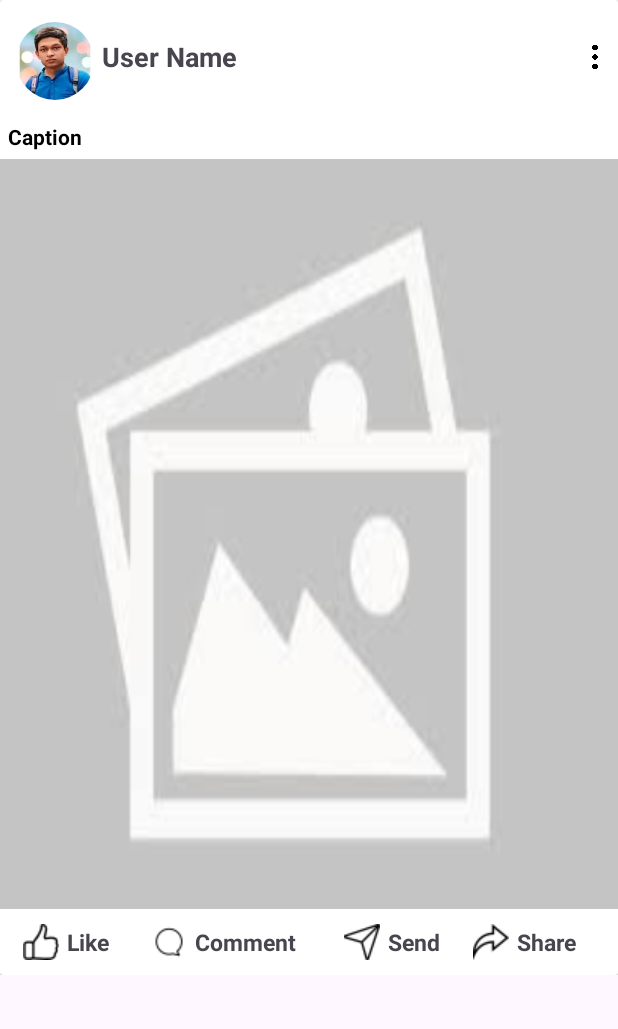
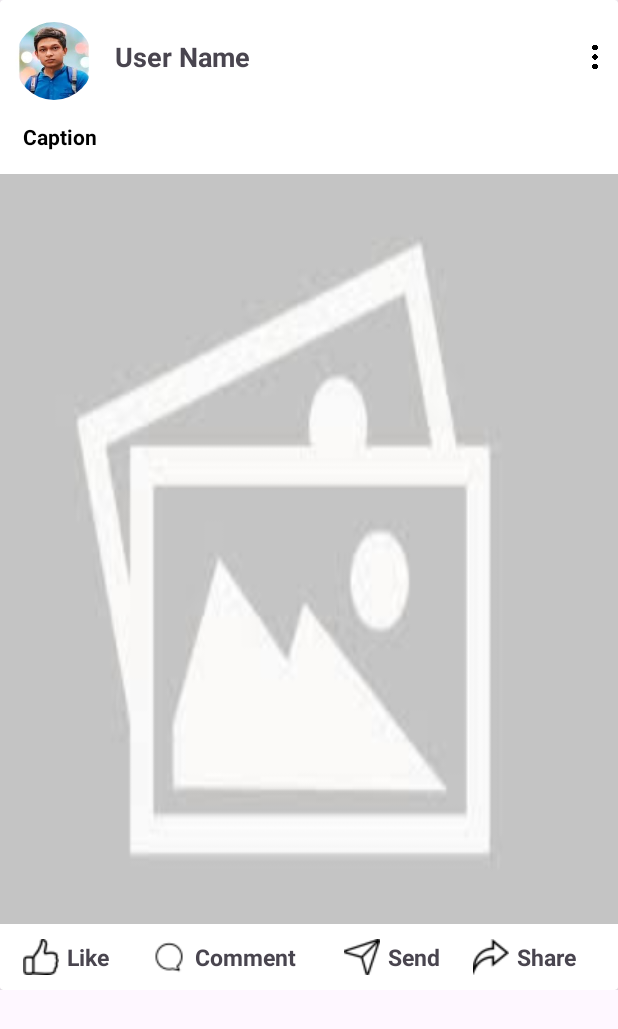
Before and after one commit to Arpan550/LensLeap, an Android app: the layout post_layout.xml on its own in the app's theme, with its tools: preview values and no code run, on a phone screen of 412 x 824 dp. Shown: the top 1029 px of the screen. Run offline under Robolectric (Android 15) with nearby library versions, the phone set to English and light mode, and no system bars; Roboto replaces fonts that are not available here.

Commit message:
update@post_done

```diff
--- a/app/src/main/res/layout/post_layout.xml
+++ b/app/src/main/res/layout/post_layout.xml
@@ -37,6 +37,7 @@
                     android:text="User Name"
                     android:textStyle="bold"
                     android:layout_weight="10"
+                    android:layout_marginStart="10dp"
                     android:layout_gravity="center_vertical"
                     android:textSize="18sp"/>
 
@@ -53,6 +54,8 @@
                 android:layout_width="match_parent"
                 android:layout_height="wrap_content"
                 android:padding="5dp"
+                android:layout_marginStart="10dp"
+                android:layout_marginBottom="10dp"
                 android:textStyle="bold"
                 android:textColor="@color/black"
                 android:text="@string/caption"/>
```
Also changed, not shown: app/src/main/java/com/example/lensleap/ui/profile/PostFragment.java (+10 -6 lines).
